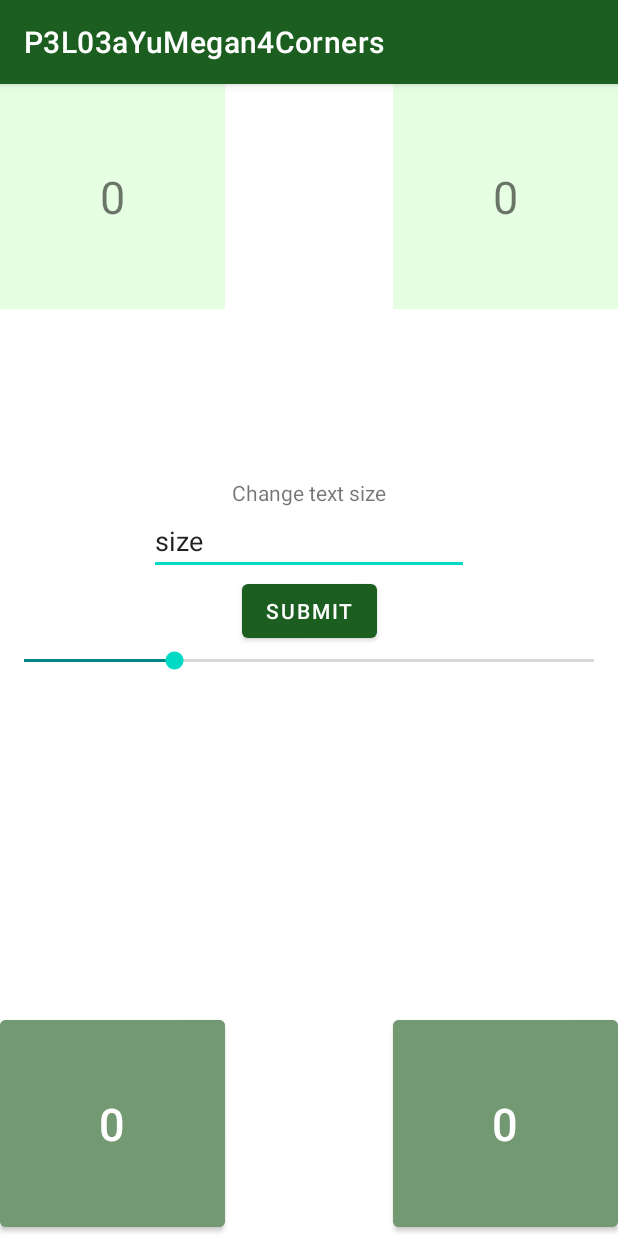
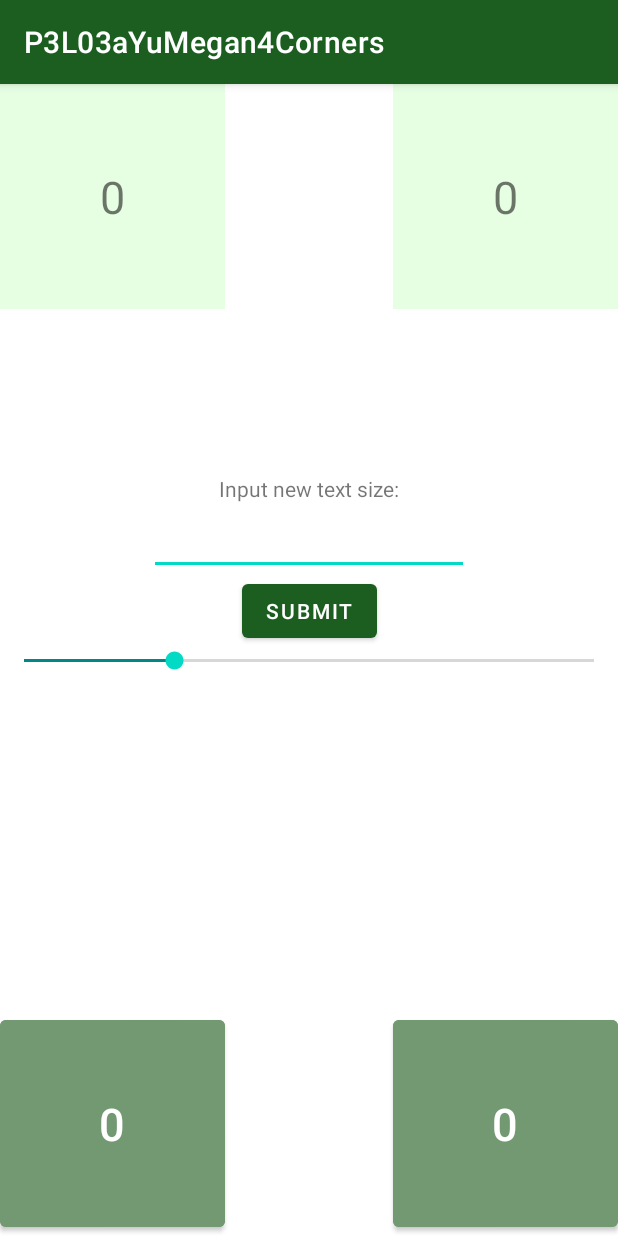
Before and after one commit to yumegan/P3L03aYuMegan4Corners, an Android app: the screen it shows after launch (MainActivity), after a tap on "SUBMIT", on a phone screen of 412 x 824 dp. Run offline under Robolectric (Android 15) with nearby library versions, the phone set to English and light mode, and no system bars.

Commit message:
added an "input new text size" function

```diff
--- a/app/src/main/java/com/example/p3l03ayumegan4corners/MainActivity.java
+++ b/app/src/main/java/com/example/p3l03ayumegan4corners/MainActivity.java
@@ -27,6 +27,7 @@ public class MainActivity extends AppCompatActivity implements View.OnClickListe
     long startTime, clicks;
     float cps;
 
+    TextView input_size_label;
     EditText input_size;
     Button submit_btn;
 
@@ -43,6 +44,7 @@ public class MainActivity extends AppCompatActivity implements View.OnClickListe
         views = new TextView[]{tLeft, tRight, bLeft, bRight};
         layout = findViewById(R.id.activity_main_layout);
 
+        input_size_label = findViewById(R.id.input_size_label);
         input_size = findViewById(R.id.input_size);
         submit_btn = findViewById(R.id.submit_btn);
 
@@ -128,8 +130,24 @@ public class MainActivity extends AppCompatActivity implements View.OnClickListe
     }
 
     public void submitSize(View view) {
-        double new_size = Double.parseDouble(String.valueOf(input_size.getText()));
-        // change size of text in textviews
-        // change location of snackbar
+        int new_size = 30;
+        try {
+            new_size = Integer.parseInt(String.valueOf(input_size.getText()));
+        }
+        catch (NumberFormatException e) {
+            // It's OK to ignore "e" here because returning a default value is the documented behaviour on invalid input.
+            input_size_label.setText("Choose a number between 5 and 100");
+        }
+//        System.out.println(new_size);
+        if (new_size < 5 || new_size > 100) {
+            input_size_label.setText("Choose a number between 5 and 100");
+        }
+        else{
+
+            input_size_label.setText(getString(R.string.input_text_size));
+            seekBar.setProgress(new_size);
+
+        }
+        // 5 to 100
     }
 }
--- a/app/src/main/res/layout/activity_main.xml
+++ b/app/src/main/res/layout/activity_main.xml
@@ -78,7 +78,7 @@
         android:layout_width="wrap_content"
         android:layout_height="wrap_content"
         android:ems="10"
-        android:text="@string/size"
+        android:minHeight="48dp"
         app:layout_constraintBottom_toTopOf="@+id/submit_btn"
         app:layout_constraintEnd_toEndOf="parent"
         app:layout_constraintStart_toStartOf="parent" />
@@ -87,7 +87,7 @@
         android:id="@+id/input_size_label"
         android:layout_width="wrap_content"
         android:layout_height="wrap_content"
-        android:text="@string/change_text_size"
+        android:text="@string/input_text_size"
         app:layout_constraintBottom_toTopOf="@+id/input_size"
         app:layout_constraintEnd_toEndOf="parent"
         app:layout_constraintStart_toStartOf="parent" />
--- a/app/src/main/res/values/strings.xml
+++ b/app/src/main/res/values/strings.xml
@@ -1,6 +1,6 @@
 <resources>
     <string name="app_name">P3L03aYuMegan4Corners</string>
     <string name="size">size</string>
-    <string name="change_text_size">Change text size</string>
+    <string name="input_text_size">Input new text size: </string>
     <string name="submit">submit</string>
 </resources>
```
